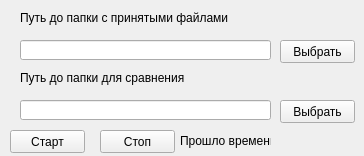
This is second_programm/UI/second_programm.ui in Scykorr/Loginov_check_file as Qt 5 draws it before an edit. The edited form follows.
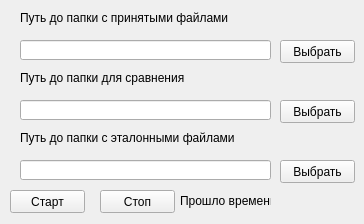
This is the edited form.

```diff
--- a/second_programm/UI/second_programm.ui
+++ b/second_programm/UI/second_programm.ui
@@ -7,7 +7,7 @@
     <x>0</x>
     <y>0</y>
     <width>364</width>
-    <height>156</height>
+    <height>224</height>
    </rect>
   </property>
   <property name="windowTitle">
@@ -89,7 +89,7 @@
    <property name="geometry">
     <rect>
      <x>10</x>
-     <y>130</y>
+     <y>190</y>
      <width>75</width>
      <height>23</height>
     </rect>
@@ -102,7 +102,7 @@
    <property name="geometry">
     <rect>
      <x>100</x>
-     <y>130</y>
+     <y>190</y>
      <width>75</width>
      <height>23</height>
     </rect>
@@ -115,7 +115,7 @@
    <property name="geometry">
     <rect>
      <x>270</x>
-     <y>130</y>
+     <y>190</y>
      <width>91</width>
      <height>20</height>
     </rect>
@@ -128,7 +128,7 @@
    <property name="geometry">
     <rect>
      <x>180</x>
-     <y>130</y>
+     <y>190</y>
      <width>91</width>
      <height>21</height>
     </rect>
@@ -137,6 +137,42 @@
     <string>Прошло времени:</string>
    </property>
   </widget>
+  <widget class="QLineEdit" name="lineEdit_standart">
+   <property name="geometry">
+    <rect>
+     <x>20</x>
+     <y>160</y>
+     <width>251</width>
+     <height>20</height>
+    </rect>
+   </property>
+  </widget>
+  <widget class="QPushButton" name="pushButton_standart">
+   <property name="geometry">
+    <rect>
+     <x>280</x>
+     <y>160</y>
+     <width>75</width>
+     <height>23</height>
+    </rect>
+   </property>
+   <property name="text">
+    <string>Выбрать</string>
+   </property>
+  </widget>
+  <widget class="QLabel" name="label_standart">
+   <property name="geometry">
+    <rect>
+     <x>20</x>
+     <y>130</y>
+     <width>221</width>
+     <height>16</height>
+    </rect>
+   </property>
+   <property name="text">
+    <string>Путь до папки с эталонными файлами</string>
+   </property>
+  </widget>
  </widget>
  <resources/>
  <connections/>
```
Left out of the diff: 4 changed lines with no effect on the pictures.
